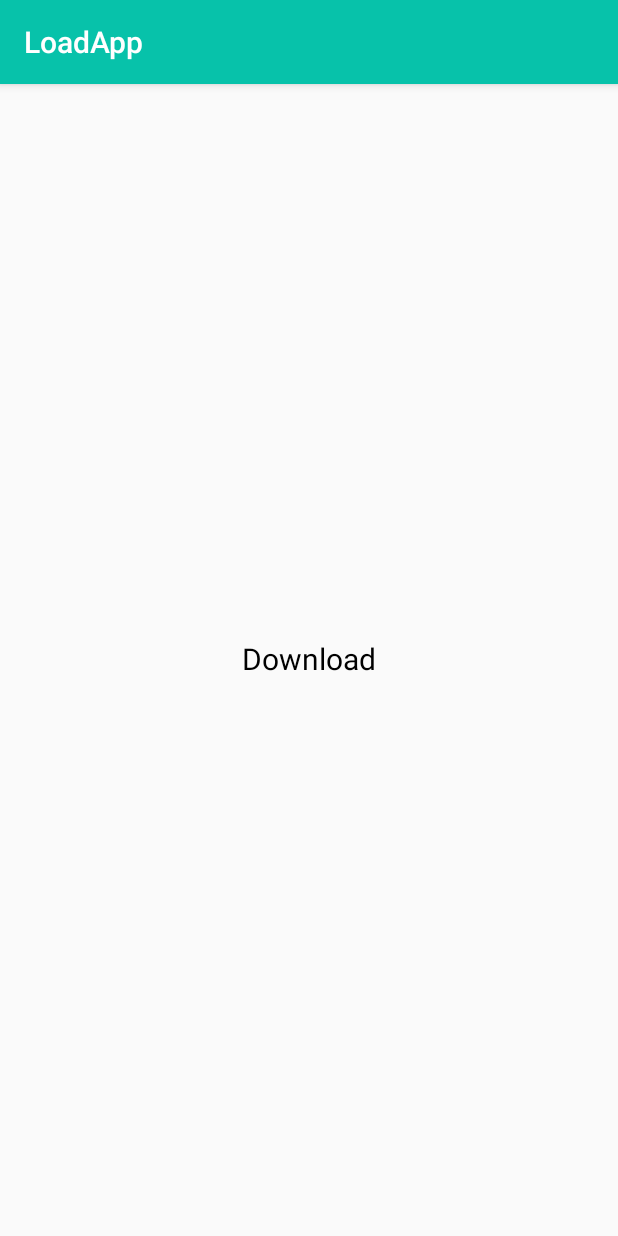
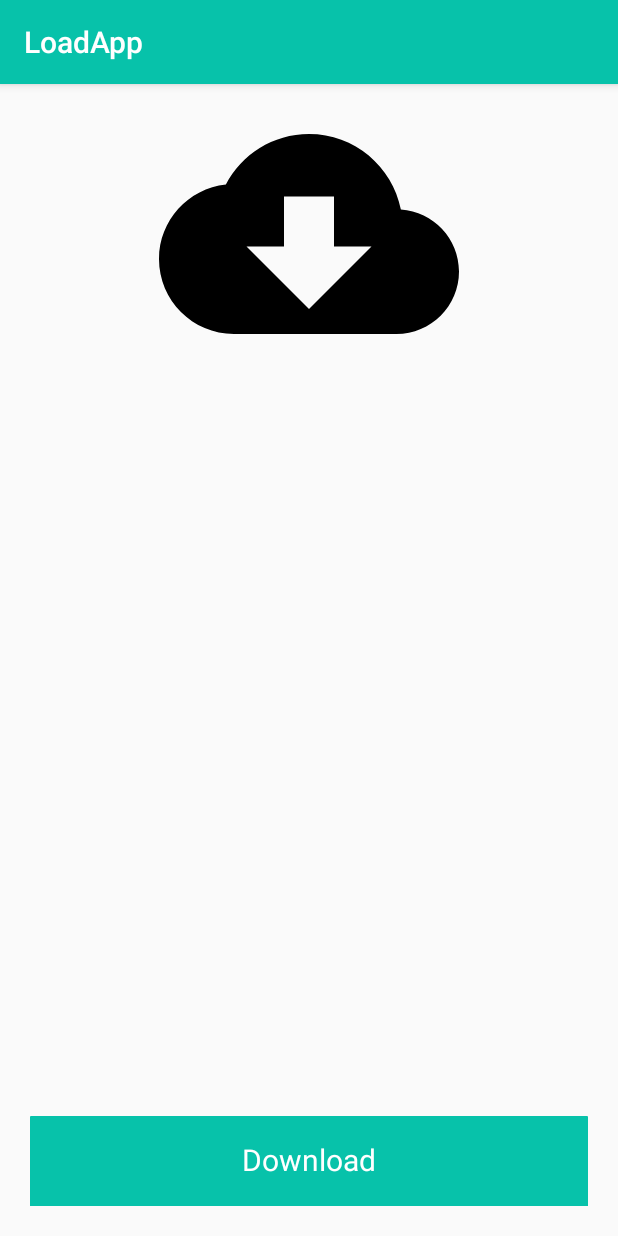
Before and after one commit to aeliusS/LoadApp, an Android app: the screen it shows after launch (MainActivity), on a phone screen of 412 x 824 dp. Run offline under Robolectric (Android 15) with nearby library versions, the phone set to English and light mode, and no system bars.

Commit message:
added cloud download image. updated custom button

```diff
--- a/app/src/main/AndroidManifest.xml
+++ b/app/src/main/AndroidManifest.xml
@@ -1,6 +1,6 @@
 <?xml version="1.0" encoding="utf-8"?>
 <manifest xmlns:android="http://schemas.android.com/apk/res/android">
-
+    <uses-permission android:name="android.permission.INTERNET" />
     <application
         android:allowBackup="true"
         android:icon="@mipmap/ic_launcher"
--- a/app/src/main/java/com/udacity/LoadingButton.kt
+++ b/app/src/main/java/com/udacity/LoadingButton.kt
@@ -3,11 +3,12 @@ package com.udacity
 import android.animation.ValueAnimator
 import android.content.Context
 import android.graphics.Canvas
-import android.graphics.Color
 import android.graphics.Paint
+import android.graphics.RectF
 import android.util.AttributeSet
 import android.util.Log
 import android.view.View
+import androidx.core.content.res.ResourcesCompat
 import kotlin.properties.Delegates
 
 class LoadingButton @JvmOverloads constructor(
@@ -18,45 +19,65 @@ class LoadingButton @JvmOverloads constructor(
     private var xTextCenter = 0.0f
     private var yTextCenter = 0.0f
 
-    private val paint = Paint().apply {
-        isAntiAlias = true
+    private val textPaint = Paint(Paint.ANTI_ALIAS_FLAG).apply {
         strokeWidth = resources.getDimension(R.dimen.strokeWidth)
         textSize = resources.getDimension(R.dimen.default_text_size)
         textAlign = Paint.Align.CENTER
-        color = Color.BLACK
+        color = ResourcesCompat.getColor(resources, R.color.white, null)
     }
+
+    private val buttonPaint = Paint(Paint.ANTI_ALIAS_FLAG).apply {
+        style = Paint.Style.FILL
+        color = ResourcesCompat.getColor(resources, R.color.colorPrimary, null)
+    }
+
+    private var rectF = RectF(0.0f, 0.0f, 0.0f, 0.0f)
 
     // use this as a pulse to animate the circle in the button
     // https://medium.com/mindorks/android-property-animation-the-valueanimator-4ca173567cdb
     private val valueAnimator = ValueAnimator()
 
     // use the delegates observable to react to the different button states
-    private var buttonState: ButtonState by Delegates.observable<ButtonState>(ButtonState.Completed) { prop, old, new ->
+    private var buttonState: ButtonState by Delegates.observable(ButtonState.Completed) { prop, old, new ->
 
     }
 
 
     init {
+        isClickable = true
         Log.d("LoadingButton", "Loaded LoadingButton class")
     }
 
 
     override fun onDraw(canvas: Canvas) {
         super.onDraw(canvas)
-        // TODO: Draw rectangle
+        drawButton(canvas)
+        drawButtonText(canvas)
+        Log.d("LoadingButton", "Finished draw")
+    }
+
+    private fun drawButton(canvas: Canvas) {
+        rectF.bottom = widthSize.toFloat()
+        canvas.drawRoundRect(rectF, 1.0f, 1.0f, buttonPaint)
+    }
+
+    private fun drawButtonText(canvas: Canvas) {
         canvas.drawText(
             context.getString(R.string.button_download),
             xTextCenter,
             yTextCenter,
-            paint
+            textPaint
         )
-        Log.d("LoadingButton", "Finished draw")
     }
 
     override fun onSizeChanged(w: Int, h: Int, oldw: Int, oldh: Int) {
         super.onSizeChanged(w, h, oldw, oldh)
         xTextCenter = (w/2).toFloat()
-        yTextCenter = (h/2).toFloat() - ((paint.descent() + paint.ascent()) /2)
+        yTextCenter = (h/2).toFloat() - ((textPaint.descent() + textPaint.ascent()) /2)
+
+        // update the button rectangle dimensions
+        rectF.right = widthSize.toFloat()
+        rectF.bottom = heightSize.toFloat()
     }
 
     // https://medium.com/@quiro91/custom-view-mastering-onmeasure-a0a0bb11784d
--- /dev/null
+++ b/app/src/main/res/drawable/ic_cloud_download_200dp.xml
@@ -0,0 +1,5 @@
+<vector android:height="200dp" android:tint="#000000"
+    android:viewportHeight="24" android:viewportWidth="24"
+    android:width="200dp" xmlns:android="http://schemas.android.com/apk/res/android">
+    <path android:fillColor="@android:color/white" android:pathData="M19.35,10.04C18.67,6.59 15.64,4 12,4 9.11,4 6.6,5.64 5.35,8.04 2.34,8.36 0,10.91 0,14c0,3.31 2.69,6 6,6h13c2.76,0 5,-2.24 5,-5 0,-2.64 -2.05,-4.78 -4.65,-4.96zM17,13l-5,5 -5,-5h3V9h4v4h3z"/>
+</vector>
--- a/app/src/main/res/layout/content_main.xml
+++ b/app/src/main/res/layout/content_main.xml
@@ -9,6 +9,15 @@
     tools:context=".MainActivity"
     tools:showIn="@layout/activity_main">
 
+    <ImageView
+        android:id="@+id/cloud_download_image"
+        android:layout_width="wrap_content"
+        android:layout_height="wrap_content"
+        app:srcCompat="@drawable/ic_cloud_download_200dp"
+        app:layout_constraintEnd_toEndOf="parent"
+        app:layout_constraintStart_toStartOf="parent"
+        app:layout_constraintTop_toTopOf="parent" />
+
     <com.udacity.LoadingButton
         android:id="@+id/custom_button"
         android:layout_width="0dp"
@@ -16,7 +25,6 @@
         android:layout_margin="20dp"
         app:layout_constraintBottom_toBottomOf="parent"
         app:layout_constraintEnd_toEndOf="parent"
-        app:layout_constraintStart_toStartOf="parent"
-        app:layout_constraintTop_toTopOf="parent" />
+        app:layout_constraintStart_toStartOf="parent" />
 
 </androidx.constraintlayout.widget.ConstraintLayout>
```
